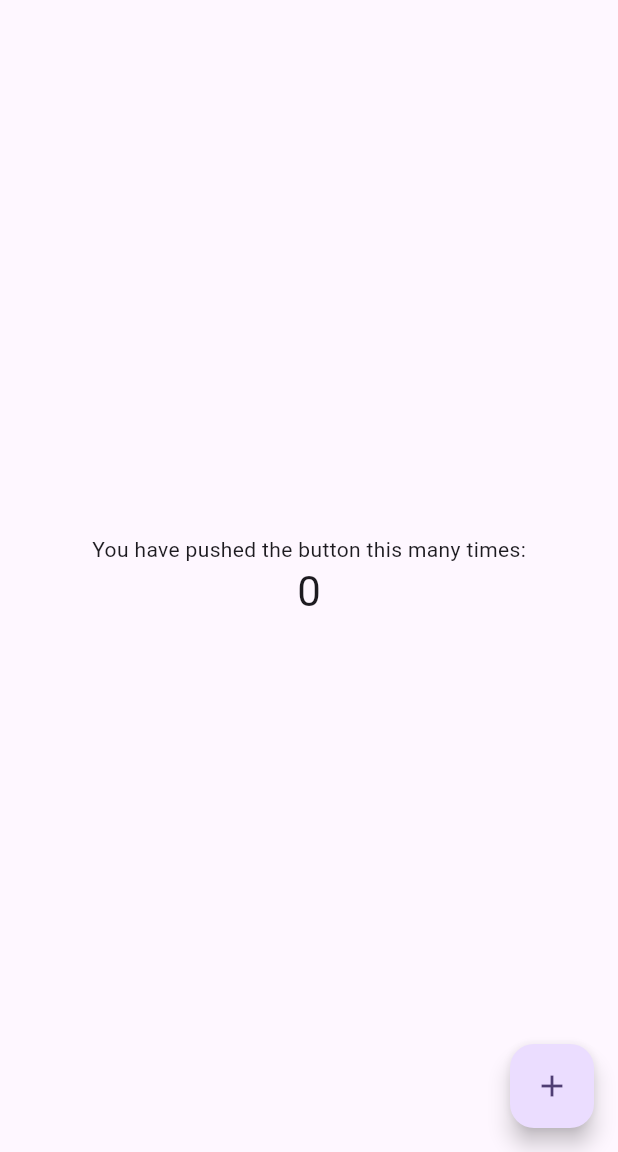
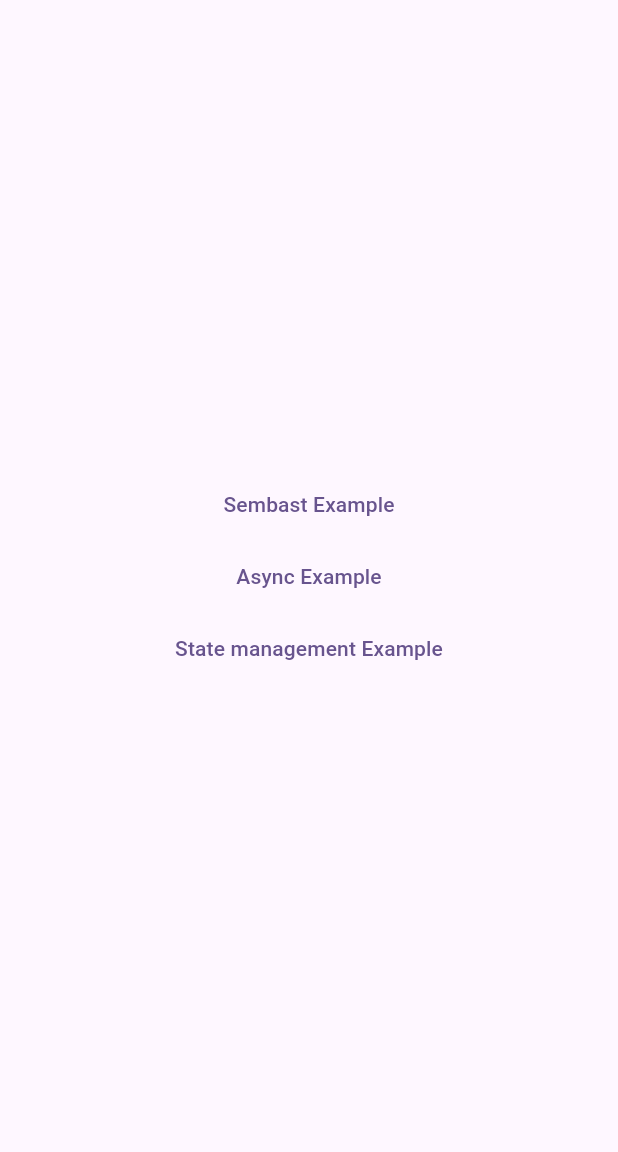
Before and after one commit to alfiansyahnz/flutter-bloc, a Flutter app: the screen it shows after launch, on a phone screen of 412 x 824 dp, the part 84-1236 px from its top. Run offline on Flutter 3.47's test engine with Material 3 defaults, Android fonts, the phone set to English and light mode, and no system bars.

Commit message:
feat: added components

```diff
--- /dev/null
+++ b/lib/async/async_screen.dart
@@ -0,0 +1,15 @@
+import 'package:flutter/material.dart';
+
+class AsynchronousScreen extends StatefulWidget {
+  const AsynchronousScreen({super.key});
+
+  @override
+  State<AsynchronousScreen> createState() => _AsynchronousScreenState();
+}
+
+class _AsynchronousScreenState extends State<AsynchronousScreen> {
+  @override
+  Widget build(BuildContext context) {
+    return const Placeholder();
+  }
+}
--- /dev/null
+++ b/lib/async/index.dart
@@ -0,0 +1 @@
+export 'async_screen.dart';
--- /dev/null
+++ b/lib/bloc/bloc_screen.dart
@@ -0,0 +1,15 @@
+import 'package:flutter/material.dart';
+
+class BlocScreen extends StatefulWidget {
+  const BlocScreen({super.key});
+
+  @override
+  State<BlocScreen> createState() => _BlocScreenState();
+}
+
+class _BlocScreenState extends State<BlocScreen> {
+  @override
+  Widget build(BuildContext context) {
+    return const Placeholder();
+  }
+}
--- /dev/null
+++ b/lib/bloc/index.dart
@@ -0,0 +1 @@
+export 'bloc_screen.dart';
--- a/lib/main.dart
+++ b/lib/main.dart
@@ -55,19 +55,6 @@ class MyHomePage extends StatefulWidget {
 }
 
 class _MyHomePageState extends State<MyHomePage> {
-  int _counter = 0;
-
-  void _incrementCounter() {
-    setState(() {
-      // This call to setState tells the Flutter framework that something has
-      // changed in this State, which causes it to rerun the build method below
-      // so that the display can reflect the updated values. If we changed
-      // _counter without calling setState(), then the build method would not be
-      // called again, and so nothing would appear to happen.
-      _counter++;
-    });
-  }
-
   @override
   Widget build(BuildContext context) {
     // This method is rerun every time setState is called, for instance as done
@@ -105,21 +92,21 @@ class _MyHomePageState extends State<MyHomePage> {
           // wireframe for each widget.
           mainAxisAlignment: MainAxisAlignment.center,
           children: <Widget>[
-            const Text(
-              'You have pushed the button this many times:',
+            TextButton(
+              onPressed: () {},
+              child: Text('Sembast Example'),
             ),
-            Text(
-              '$_counter',
-              style: Theme.of(context).textTheme.headlineMedium,
+            TextButton(
+              onPressed: () {},
+              child: Text('Async Example'),
+            ),
+            TextButton(
+              onPressed: () {},
+              child: Text('State management Example'),
             ),
           ],
         ),
       ),
-      floatingActionButton: FloatingActionButton(
-        onPressed: _incrementCounter,
-        tooltip: 'Increment',
-        child: const Icon(Icons.add),
-      ), // This trailing comma makes auto-formatting nicer for build methods.
     );
   }
 }
--- /dev/null
+++ b/lib/sembast/index.dart
@@ -0,0 +1 @@
+export 'sembast_screen.dart';
--- /dev/null
+++ b/lib/sembast/sembast_screen.dart
@@ -0,0 +1,15 @@
+import 'package:flutter/material.dart';
+
+class SembastScreen extends StatefulWidget {
+  const SembastScreen({super.key});
+
+  @override
+  State<SembastScreen> createState() => _SembastScreenState();
+}
+
+class _SembastScreenState extends State<SembastScreen> {
+  @override
+  Widget build(BuildContext context) {
+    return const Placeholder();
+  }
+}
```
